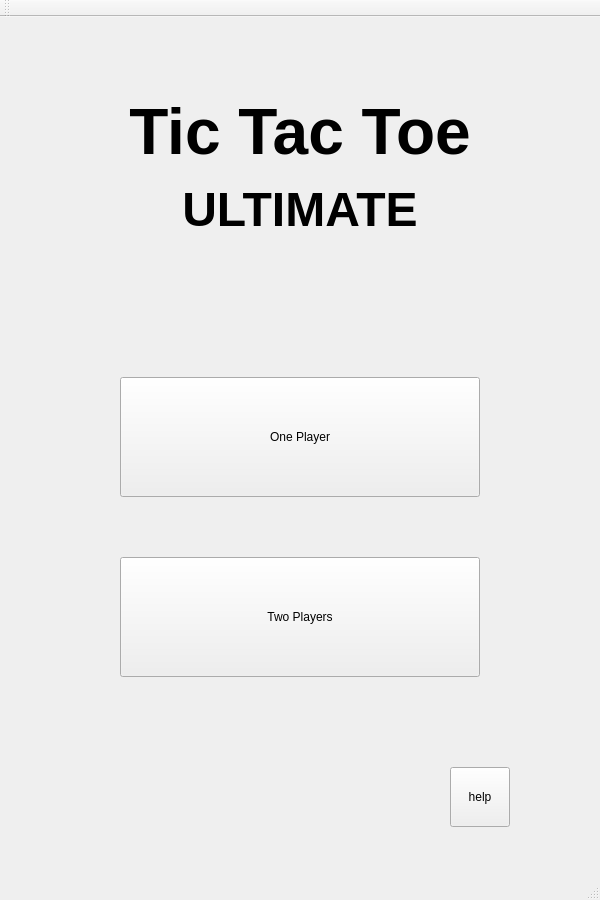
Before: the Qt Designer form mainwindow.ui in smwoolridge/TicTacToe, drawn with Qt 5.
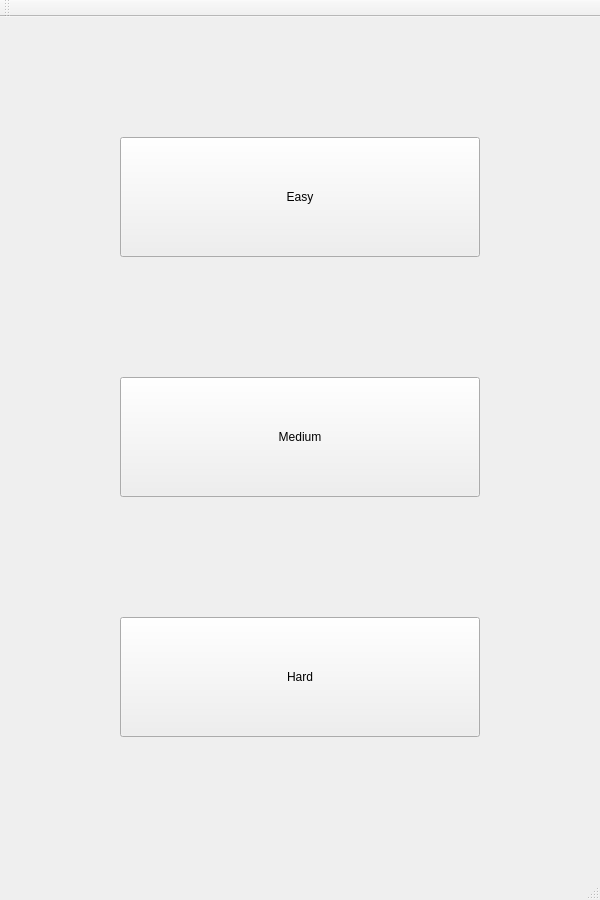
After: the same form once the commit is applied. The open tabs and pages were chosen to show the change.

Diff of the .ui file:
```diff
--- a/mainwindow.ui
+++ b/mainwindow.ui
@@ -14,6 +14,79 @@
    <string>MainWindow</string>
   </property>
   <widget class="QWidget" name="centralWidget">
+   <widget class="QStackedWidget" name="stackedWidget">
+    <property name="geometry">
+     <rect>
+      <x>0</x>
+      <y>0</y>
+      <width>600</width>
+      <height>900</height>
+     </rect>
+    </property>
+    <property name="currentIndex">
+     <number>2</number>
+    </property>
+    <widget class="QWidget" name="page">
+     <widget class="QPushButton" name="pushButton_4">
+      <property name="geometry">
+       <rect>
+        <x>120</x>
+        <y>120</y>
+        <width>360</width>
+        <height>120</height>
+       </rect>
+      </property>
+      <property name="text">
+       <string>Easy</string>
+      </property>
+     </widget>
+     <widget class="QPushButton" name="pushButton_5">
+      <property name="geometry">
+       <rect>
+        <x>120</x>
+        <y>360</y>
+        <width>360</width>
+        <height>120</height>
+       </rect>
+      </property>
+      <property name="text">
+       <string>Medium</string>
+      </property>
+     </widget>
+     <widget class="QPushButton" name="pushButton_6">
+      <property name="geometry">
+       <rect>
+        <x>120</x>
+        <y>600</y>
+        <width>360</width>
+        <height>120</height>
+       </rect>
+      </property>
+      <property name="text">
+       <string>Hard</string>
+      </property>
+     </widget>
+    </widget>
+    <widget class="QWidget" name="page_3">
+     <widget class="QLabel" name="TTT_Label_2">
+      <property name="geometry">
+       <rect>
+        <x>60</x>
+        <y>60</y>
+        <width>480</width>
+        <height>180</height>
+       </rect>
+      </property>
+      <property name="text">
+       <string>&lt;html&gt;&lt;head/&gt;&lt;body&gt;&lt;p align=&quot;center&quot;&gt;&lt;span style=&quot; font-size:36pt; font-weight:600;&quot;&gt;Please Enter&lt;/span&gt;&lt;/p&gt;&lt;p align=&quot;center&quot;&gt;&lt;span style=&quot; font-size:36pt; font-weight:600;&quot;&gt; Your Names&lt;/span&gt;&lt;/p&gt;&lt;/body&gt;&lt;/html&gt;</string>
+      </property>
+      <property name="alignment">
+       <set>Qt::AlignCenter</set>
+      </property>
+     </widget>
+    </widget>
+    <widget class="QWidget" name="page_4"/>
+    <widget class="QWidget" name="page_2">
    <widget class="QLabel" name="TTT_Label">
     <property name="geometry">
      <rect>
@@ -68,6 +141,8 @@
     <property name="text">
      <string>help</string>
     </property>
+     </widget>
+    </widget>
    </widget>
   </widget>
   <widget class="QMenuBar" name="menuBar">
```
Lines whose indentation alone changed are shown as unchanged.
